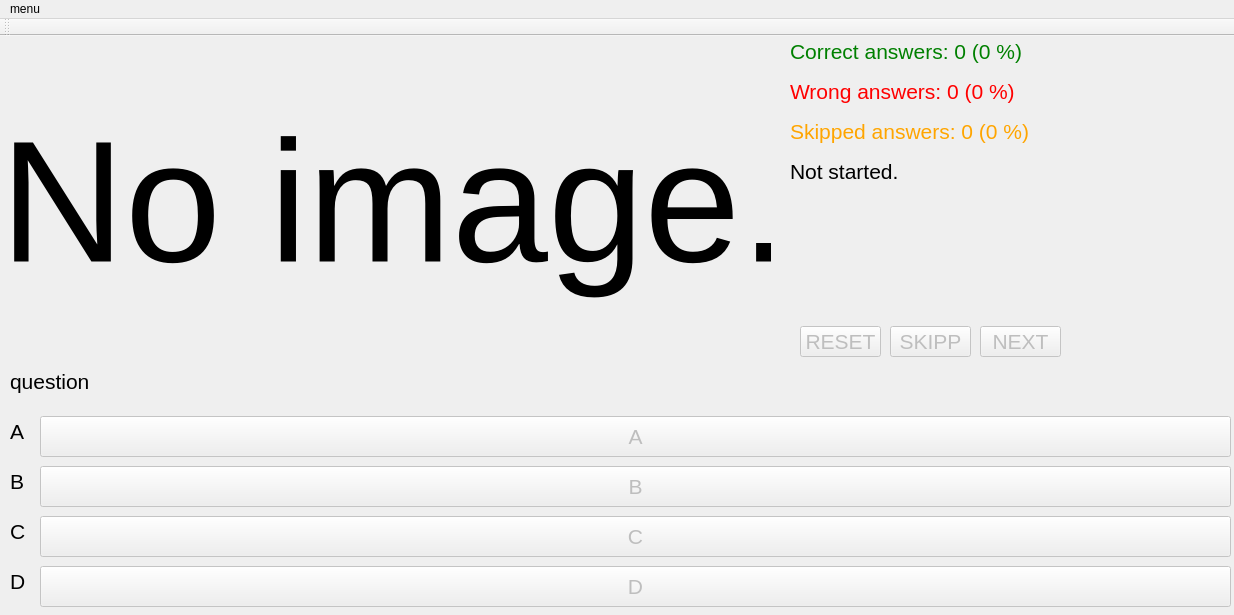
arkadiusz97/Quizzes, file mainwindow.ui: the form before one commit.
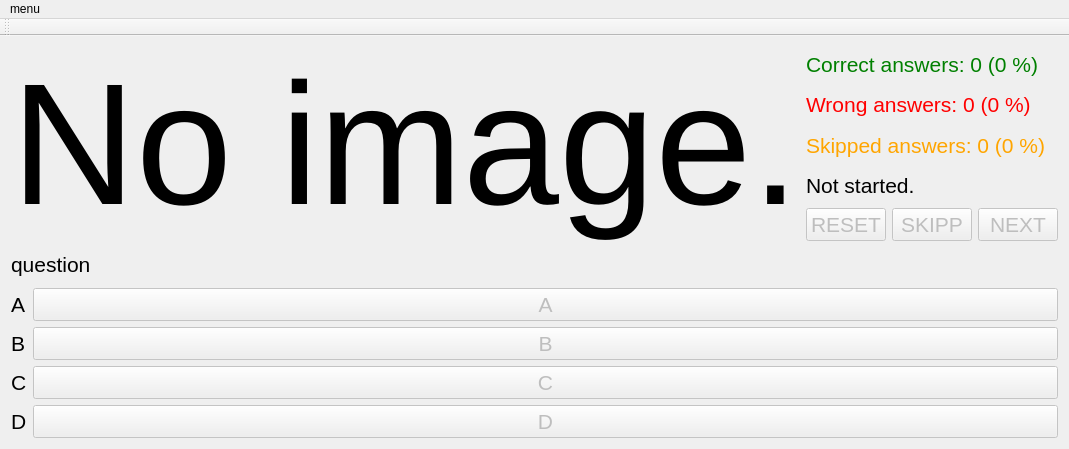
The form after the commit.

```diff
--- a/mainwindow.ui
+++ b/mainwindow.ui
@@ -6,8 +6,8 @@
    <rect>
     <x>0</x>
     <y>0</y>
-    <width>1234</width>
-    <height>615</height>
+    <width>1048</width>
+    <height>449</height>
    </rect>
   </property>
   <property name="windowTitle">
@@ -17,15 +17,23 @@
    <string notr="true"/>
   </property>
   <widget class="QWidget" name="centralWidget">
+   <layout class="QGridLayout" name="gridLayout">
+    <item row="0" column="0" rowspan="2" colspan="2">
+     <widget class="QLabel" name="pictureLabel">
+      <property name="font">
+       <font>
+        <pointsize>130</pointsize>
+       </font>
+      </property>
+      <property name="text">
+       <string>No image.</string>
+      </property>
+     </widget>
+    </item>
+    <item row="0" column="2">
+     <layout class="QVBoxLayout" name="verticalLayoutInformationLabels">
+      <item>
    <widget class="QLabel" name="correctAnswersLabel">
-    <property name="geometry">
-     <rect>
-      <x>790</x>
-      <y>0</y>
-      <width>441</width>
-      <height>31</height>
-     </rect>
-    </property>
     <property name="font">
      <font>
       <pointsize>16</pointsize>
@@ -38,15 +46,9 @@
      <string>Correct answers: 0 (0 %)</string>
     </property>
    </widget>
+      </item>
+      <item>
    <widget class="QLabel" name="wrongAnswersLabel">
-    <property name="geometry">
-     <rect>
-      <x>790</x>
-      <y>40</y>
-      <width>441</width>
-      <height>31</height>
-     </rect>
-    </property>
     <property name="font">
      <font>
       <pointsize>16</pointsize>
@@ -59,15 +61,9 @@
      <string>Wrong answers: 0 (0 %)</string>
     </property>
    </widget>
+      </item>
+      <item>
    <widget class="QLabel" name="skippedAnswersLabel">
-    <property name="geometry">
-     <rect>
-      <x>790</x>
-      <y>80</y>
-      <width>441</width>
-      <height>31</height>
-     </rect>
-    </property>
     <property name="font">
      <font>
       <pointsize>16</pointsize>
@@ -80,120 +76,31 @@
      <string>Skipped answers: 0 (0 %)</string>
     </property>
    </widget>
-   <widget class="QPushButton" name="answerAButton">
-    <property name="enabled">
-     <bool>false</bool>
-    </property>
-    <property name="geometry">
-     <rect>
-      <x>40</x>
-      <y>380</y>
-      <width>1191</width>
-      <height>41</height>
-     </rect>
-    </property>
+      </item>
+      <item>
+       <widget class="QLabel" name="statusLabel">
     <property name="font">
      <font>
       <pointsize>16</pointsize>
      </font>
     </property>
-    <property name="text">
-     <string>A</string>
-    </property>
-   </widget>
-   <widget class="QLabel" name="questionLabel">
-    <property name="geometry">
-     <rect>
-      <x>10</x>
-      <y>330</y>
-      <width>1211</width>
-      <height>31</height>
-     </rect>
-    </property>
-    <property name="font">
-     <font>
-      <pointsize>16</pointsize>
-     </font>
-    </property>
+        <property name="styleSheet">
+         <string notr="true"/>
+        </property>
     <property name="text">
-     <string>question</string>
-    </property>
-   </widget>
-   <widget class="QPushButton" name="answerBButton">
-    <property name="enabled">
-     <bool>false</bool>
-    </property>
-    <property name="geometry">
-     <rect>
-      <x>40</x>
-      <y>430</y>
-      <width>1191</width>
-      <height>41</height>
-     </rect>
-    </property>
-    <property name="font">
-     <font>
-      <pointsize>16</pointsize>
-     </font>
-    </property>
-    <property name="text">
-     <string>B</string>
-    </property>
-   </widget>
-   <widget class="QPushButton" name="answerCButton">
-    <property name="enabled">
-     <bool>false</bool>
-    </property>
-    <property name="geometry">
-     <rect>
-      <x>40</x>
-      <y>480</y>
-      <width>1191</width>
-      <height>41</height>
-     </rect>
-    </property>
-    <property name="font">
-     <font>
-      <pointsize>16</pointsize>
-     </font>
-    </property>
-    <property name="text">
-     <string>C</string>
-    </property>
-   </widget>
-   <widget class="QPushButton" name="answerDButton">
-    <property name="enabled">
-     <bool>false</bool>
-    </property>
-    <property name="geometry">
-     <rect>
-      <x>40</x>
-      <y>530</y>
-      <width>1191</width>
-      <height>41</height>
-     </rect>
-    </property>
-    <property name="font">
-     <font>
-      <pointsize>16</pointsize>
-     </font>
-    </property>
-    <property name="text">
-     <string>D</string>
-    </property>
-   </widget>
+         <string>Not started.</string>
+        </property>
+       </widget>
+      </item>
+     </layout>
+    </item>
+    <item row="1" column="2">
+     <layout class="QHBoxLayout" name="horizontalLayoutControlButtons">
+      <item>
    <widget class="QPushButton" name="resetButton">
     <property name="enabled">
      <bool>false</bool>
     </property>
-    <property name="geometry">
-     <rect>
-      <x>800</x>
-      <y>290</y>
-      <width>81</width>
-      <height>31</height>
-     </rect>
-    </property>
     <property name="font">
      <font>
       <pointsize>16</pointsize>
@@ -203,18 +110,12 @@
      <string>RESET</string>
     </property>
    </widget>
+      </item>
+      <item>
    <widget class="QPushButton" name="skippButton">
     <property name="enabled">
      <bool>false</bool>
     </property>
-    <property name="geometry">
-     <rect>
-      <x>890</x>
-      <y>290</y>
-      <width>81</width>
-      <height>31</height>
-     </rect>
-    </property>
     <property name="font">
      <font>
       <pointsize>16</pointsize>
@@ -224,18 +125,12 @@
      <string>SKIPP</string>
     </property>
    </widget>
+      </item>
+      <item>
    <widget class="QPushButton" name="nextButton">
     <property name="enabled">
      <bool>false</bool>
     </property>
-    <property name="geometry">
-     <rect>
-      <x>980</x>
-      <y>290</y>
-      <width>81</width>
-      <height>31</height>
-     </rect>
-    </property>
     <property name="font">
      <font>
       <pointsize>16</pointsize>
@@ -245,53 +140,30 @@
      <string>NEXT</string>
     </property>
    </widget>
-   <widget class="QLabel" name="statusLabel">
-    <property name="geometry">
-     <rect>
-      <x>790</x>
-      <y>120</y>
-      <width>241</width>
-      <height>31</height>
-     </rect>
-    </property>
+      </item>
+     </layout>
+    </item>
+    <item row="2" column="0" colspan="3">
+     <widget class="QLabel" name="questionLabel">
     <property name="font">
      <font>
       <pointsize>16</pointsize>
      </font>
     </property>
-    <property name="styleSheet">
-     <string notr="true"/>
-    </property>
     <property name="text">
-     <string>Not started.</string>
-    </property>
-   </widget>
-   <widget class="QLabel" name="pictureLabel">
-    <property name="geometry">
-     <rect>
-      <x>0</x>
-      <y>0</y>
-      <width>771</width>
-      <height>331</height>
-     </rect>
-    </property>
-    <property name="font">
-     <font>
-      <pointsize>130</pointsize>
-     </font>
-    </property>
-    <property name="text">
-     <string>No image.</string>
-    </property>
-   </widget>
+       <string>question</string>
+      </property>
+     </widget>
+    </item>
+    <item row="3" column="0">
+     <layout class="QVBoxLayout" name="verticalLayoutAnswerLabels">
+      <item>
    <widget class="QLabel" name="AAnswerLabel">
-    <property name="geometry">
-     <rect>
-      <x>10</x>
-      <y>380</y>
-      <width>16</width>
-      <height>31</height>
-     </rect>
+        <property name="sizePolicy">
+         <sizepolicy hsizetype="Maximum" vsizetype="Preferred">
+          <horstretch>0</horstretch>
+          <verstretch>0</verstretch>
+         </sizepolicy>
     </property>
     <property name="font">
      <font>
@@ -302,14 +174,14 @@
      <string>A</string>
     </property>
    </widget>
+      </item>
+      <item>
    <widget class="QLabel" name="BAnswerLabel">
-    <property name="geometry">
-     <rect>
-      <x>10</x>
-      <y>430</y>
-      <width>16</width>
-      <height>31</height>
-     </rect>
+        <property name="sizePolicy">
+         <sizepolicy hsizetype="Maximum" vsizetype="Preferred">
+          <horstretch>0</horstretch>
+          <verstretch>0</verstretch>
+         </sizepolicy>
     </property>
     <property name="font">
      <font>
@@ -320,14 +192,14 @@
      <string>B</string>
     </property>
    </widget>
+      </item>
+      <item>
    <widget class="QLabel" name="CAnswerLabel">
-    <property name="geometry">
-     <rect>
-      <x>10</x>
-      <y>480</y>
-      <width>16</width>
-      <height>31</height>
-     </rect>
+        <property name="sizePolicy">
+         <sizepolicy hsizetype="Maximum" vsizetype="Preferred">
+          <horstretch>0</horstretch>
+          <verstretch>0</verstretch>
+         </sizepolicy>
     </property>
     <property name="font">
      <font>
@@ -338,14 +210,14 @@
      <string>C</string>
     </property>
    </widget>
+      </item>
+      <item>
    <widget class="QLabel" name="DAnswerLabel">
-    <property name="geometry">
-     <rect>
-      <x>10</x>
-      <y>530</y>
-      <width>16</width>
-      <height>31</height>
-     </rect>
+        <property name="sizePolicy">
+         <sizepolicy hsizetype="Maximum" vsizetype="Preferred">
+          <horstretch>0</horstretch>
+          <verstretch>0</verstretch>
+         </sizepolicy>
     </property>
     <property name="font">
      <font>
@@ -356,13 +228,81 @@
      <string>D</string>
     </property>
    </widget>
+      </item>
+     </layout>
+    </item>
+    <item row="3" column="1" colspan="2">
+     <layout class="QVBoxLayout" name="verticalLayoutAnswerButtons">
+      <item>
+       <widget class="QPushButton" name="answerAButton">
+        <property name="enabled">
+         <bool>false</bool>
+        </property>
+        <property name="font">
+         <font>
+          <pointsize>16</pointsize>
+         </font>
+        </property>
+        <property name="text">
+         <string>A</string>
+        </property>
+       </widget>
+      </item>
+      <item>
+       <widget class="QPushButton" name="answerBButton">
+        <property name="enabled">
+         <bool>false</bool>
+        </property>
+        <property name="font">
+         <font>
+          <pointsize>16</pointsize>
+         </font>
+        </property>
+        <property name="text">
+         <string>B</string>
+        </property>
+       </widget>
+      </item>
+      <item>
+       <widget class="QPushButton" name="answerCButton">
+        <property name="enabled">
+         <bool>false</bool>
+        </property>
+        <property name="font">
+         <font>
+          <pointsize>16</pointsize>
+         </font>
+        </property>
+        <property name="text">
+         <string>C</string>
+        </property>
+       </widget>
+      </item>
+      <item>
+       <widget class="QPushButton" name="answerDButton">
+        <property name="enabled">
+         <bool>false</bool>
+        </property>
+        <property name="font">
+         <font>
+          <pointsize>16</pointsize>
+         </font>
+        </property>
+        <property name="text">
+         <string>D</string>
+        </property>
+       </widget>
+      </item>
+     </layout>
+    </item>
+   </layout>
   </widget>
   <widget class="QMenuBar" name="menuBar">
    <property name="geometry">
     <rect>
      <x>0</x>
      <y>0</y>
-     <width>1234</width>
+     <width>1048</width>
      <height>21</height>
     </rect>
    </property>
```
Lines whose indentation alone changed are shown as unchanged.
